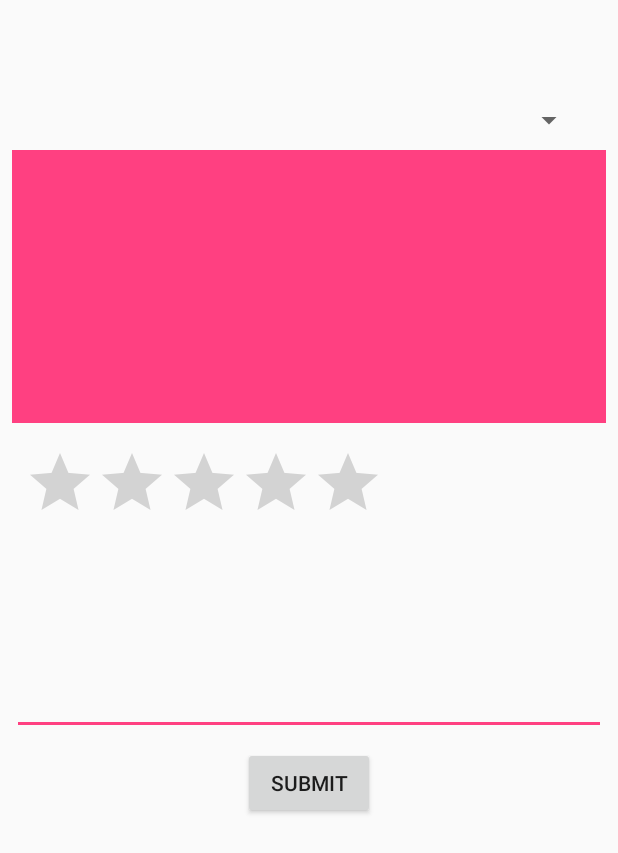
After one commit to arg3t/MyCity, an Android app: the layout fragment_rate.xml on its own in the app's theme, with its tools: preview values and no code run, on a phone screen of 412 x 824 dp. The commit adds this screen. Shown: the top 853 px of the screen. Run offline under Robolectric (Android 15) with nearby library versions, the phone set to English and light mode, and no system bars.

Commit message:
Ratings page in progress

```diff
--- a/MyCity/app/src/main/AndroidManifest.xml
+++ b/MyCity/app/src/main/AndroidManifest.xml
@@ -2,6 +2,7 @@
 <manifest xmlns:android="http://schemas.android.com/apk/res/android"
 		  package="gq.yigit.mycity">
  	<uses-permission android:name="android.permission.INTERNET" />
+	<uses-permission android:name="android.permission.ACCESS_FINE_LOCATION" />
 	<application
 			android:allowBackup="true"
 			android:icon="@mipmap/ic_launcher"
--- a/MyCity/app/src/main/java/gq/yigit/mycity/votesFragment/VoteFragment.java
+++ b/MyCity/app/src/main/java/gq/yigit/mycity/votesFragment/VoteFragment.java
@@ -45,7 +45,6 @@ public class VoteFragment extends Fragment implements responseListener, imageLis
 		// Required empty public constructor
 	}
 
-	// TODO: Rename and change types and number of parameters
 	public static VoteFragment newInstance(String voteid) {
 		VoteFragment fragment = new VoteFragment();
 		Bundle args = new Bundle();
--- /dev/null
+++ b/MyCity/app/src/main/res/layout/fragment_rate.xml
@@ -0,0 +1,50 @@
+<?xml version="1.0" encoding="utf-8"?>
+<android.support.constraint.ConstraintLayout xmlns:android="http://schemas.android.com/apk/res/android"
+											 xmlns:app="http://schemas.android.com/apk/res-auto" xmlns:tools="http://schemas.android.com/tools"
+			 android:layout_width="match_parent"
+			 android:layout_height="match_parent"
+			 tools:context=".RateFragment" android:layout_marginTop="60dp">
+
+	<!-- TODO: Update blank fragment layout -->
+
+	<Spinner
+			android:layout_width="368dp"
+			android:layout_height="wrap_content"
+			android:id="@+id/rate_spinner" app:layout_constraintTop_toTopOf="parent" android:layout_marginTop="8dp"
+			android:layout_marginEnd="8dp" app:layout_constraintEnd_toEndOf="parent"
+			app:layout_constraintStart_toStartOf="parent" android:layout_marginStart="8dp"/>
+	<ImageView
+			android:src="@color/colorAccent"
+			android:layout_width="0dp"
+			android:layout_height="182dp"
+			android:id="@+id/rate_img" app:layout_constraintEnd_toEndOf="parent" android:layout_marginEnd="8dp"
+			app:layout_constraintStart_toStartOf="parent" android:layout_marginStart="8dp"
+			android:layout_marginTop="8dp" app:layout_constraintTop_toBottomOf="@+id/rate_spinner"/>
+	<RatingBar
+			android:layout_width="240dp"
+			android:layout_height="46dp"
+			android:id="@+id/rate_star"
+			style="@style/Widget.AppCompat.RatingBar" android:layout_marginTop="16dp"
+			app:layout_constraintTop_toBottomOf="@+id/rate_img" app:layout_constraintEnd_toEndOf="@+id/rate_img"
+			android:layout_marginEnd="8dp" app:layout_constraintStart_toStartOf="@+id/rate_img"
+			android:layout_marginStart="8dp" app:layout_constraintHorizontal_bias="0.0"/>
+	<EditText
+			android:layout_width="0dp"
+			android:layout_height="126dp"
+			android:inputType="textMultiLine"
+			android:ems="10"
+			android:id="@+id/rate_note"
+			app:layout_constraintStart_toStartOf="parent" android:layout_marginStart="8dp"
+			android:layout_marginTop="20dp" app:layout_constraintTop_toBottomOf="@+id/rate_star"
+			app:layout_constraintEnd_toEndOf="parent" android:layout_marginEnd="8dp"
+			app:layout_constraintHorizontal_bias="0.0" app:layout_constraintBottom_toBottomOf="parent"
+			android:layout_marginBottom="8dp" app:layout_constraintVertical_bias="0.0"/>
+	<Button
+			android:text="Submit"
+			android:layout_width="wrap_content"
+			android:layout_height="wrap_content"
+			android:id="@+id/rate_submit" android:layout_marginTop="8dp"
+			app:layout_constraintTop_toBottomOf="@+id/rate_note" app:layout_constraintEnd_toEndOf="parent"
+			android:layout_marginEnd="8dp" app:layout_constraintStart_toStartOf="parent"
+			android:layout_marginStart="8dp"/>
+</android.support.constraint.ConstraintLayout>
--- a/MyCity/app/src/main/res/layout/fragment_vote.xml
+++ b/MyCity/app/src/main/res/layout/fragment_vote.xml
@@ -3,7 +3,8 @@
 											 xmlns:app="http://schemas.android.com/apk/res-auto" xmlns:tools="http://schemas.android.com/tools"
 											 android:layout_width="match_parent"
 											 android:layout_height="match_parent"
-											 tools:context=".votesFragment.VoteFragment" android:orientation="vertical">
+											 tools:context=".votesFragment.VoteFragment" android:orientation="vertical"
+											 android:layout_marginTop="60dp">
 
 	<!-- TODO: Update blank fragment layout -->
 	<ImageView
```
Also changed, not shown: MyCity/app/src/main/java/gq/yigit/mycity/MainActivity.java (+17 -5 lines), MyCity/app/src/main/java/gq/yigit/mycity/RateFragment.java (added, +144 -0 lines), 2 other files.
